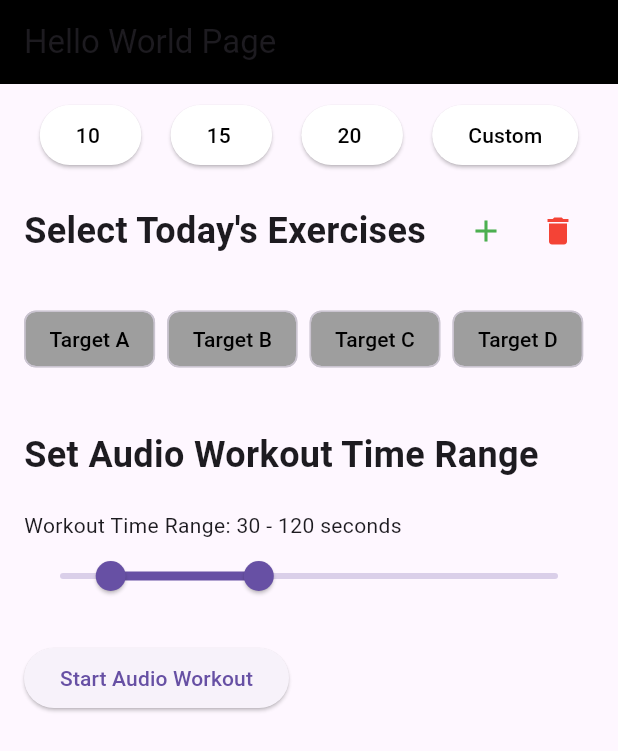
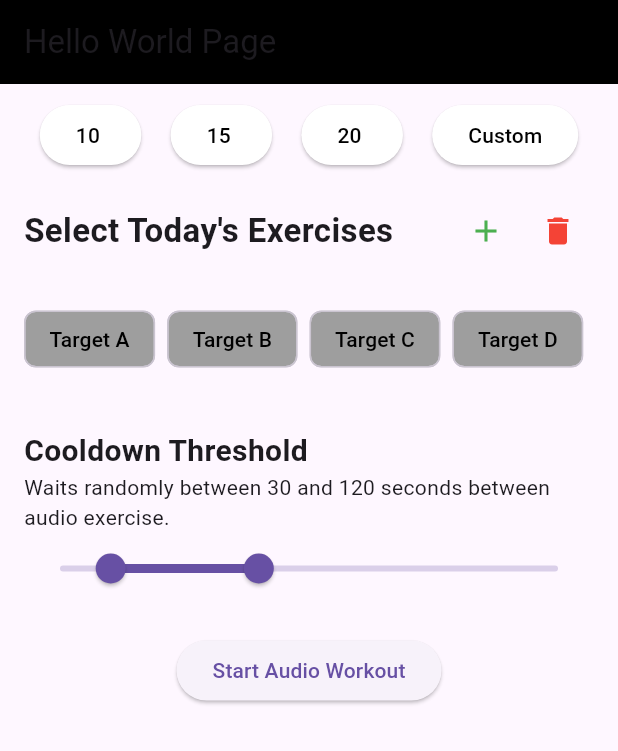
Before and after one commit to yayaya142/Activity-Shuffle, a Flutter app: the screen it shows after launch, on a phone screen of 412 x 824 dp. Shown: the top 751 px of the screen. Run offline on Flutter 3.47's test engine with Material 3 defaults, Android fonts, the phone set to English and light mode, and no system bars; our stand-ins replace flutter_tts, just_audio, shared_preferences.

Commit message:
change ui text

```diff
--- a/lib/pages/audio_workout_widget.dart
+++ b/lib/pages/audio_workout_widget.dart
@@ -4,6 +4,8 @@ import 'package:sharp_shooter_pro/services/audio_workout_api.dart';
 import 'package:sharp_shooter_pro/services/exercise_api.dart';
 import 'package:sharp_shooter_pro/services/shared_preferences_service.dart'
     as globals;
+
+const double setAudioWorkoutTimeTextSize = 20;
 
 class AudioWorkoutWidget extends StatefulWidget {
   const AudioWorkoutWidget({super.key});
@@ -76,14 +78,15 @@ class _AudioWorkoutWidgetState extends State<AudioWorkoutWidget> {
             crossAxisAlignment: CrossAxisAlignment.start,
             children: [
               const Text(
-                'Set Audio Workout Time Range',
-                style: TextStyle(fontSize: 24, fontWeight: FontWeight.bold),
+                'Cooldown Threshold',
+                style: TextStyle(
+                    fontSize: setAudioWorkoutTimeTextSize,
+                    fontWeight: FontWeight.bold),
               ),
-              const SizedBox(height: 20),
 
               // RangeSlider for min and max times
               Text(
-                  'Workout Time Range: ${workoutRange.start.toInt()} - ${workoutRange.end.toInt()} seconds'),
+                  'Waits randomly between ${workoutRange.start.toInt()} and ${workoutRange.end.toInt()} seconds between audio exercise.'),
               RangeSlider(
                 values: workoutRange,
                 min: 1,
@@ -107,15 +110,20 @@ class _AudioWorkoutWidgetState extends State<AudioWorkoutWidget> {
 
               // Start/Stop buttons
               if (!isWorkoutActive)
-                ElevatedButton(
-                  onPressed: _startWorkout,
-                  child: const Text('Start Audio Workout'),
+                Center(
+                  child: ElevatedButton(
+                    onPressed: _startWorkout,
+                    child: const Text('Start Audio Workout'),
+                  ),
                 )
               else
-                ElevatedButton(
-                  onPressed: _stopWorkout,
-                  style: ElevatedButton.styleFrom(backgroundColor: Colors.red),
-                  child: const Text('Stop Audio Workout'),
+                Center(
+                  child: ElevatedButton(
+                    onPressed: _stopWorkout,
+                    style:
+                        ElevatedButton.styleFrom(backgroundColor: Colors.red),
+                    child: const Text('Stop Audio Workout'),
+                  ),
                 ),
             ],
           ),
--- a/lib/pages/exercise_widget.dart
+++ b/lib/pages/exercise_widget.dart
@@ -6,7 +6,7 @@ import 'package:sharp_shooter_pro/theme.dart';
 import 'package:sharp_shooter_pro/services/shared_preferences_service.dart'
     as globals;
 
-const double selectTodayExercisesSize = 24.0;
+const double selectTodayExercisesSize = 22.0;
 
 class ExerciseWidget extends StatefulWidget {
   const ExerciseWidget({super.key});
```
